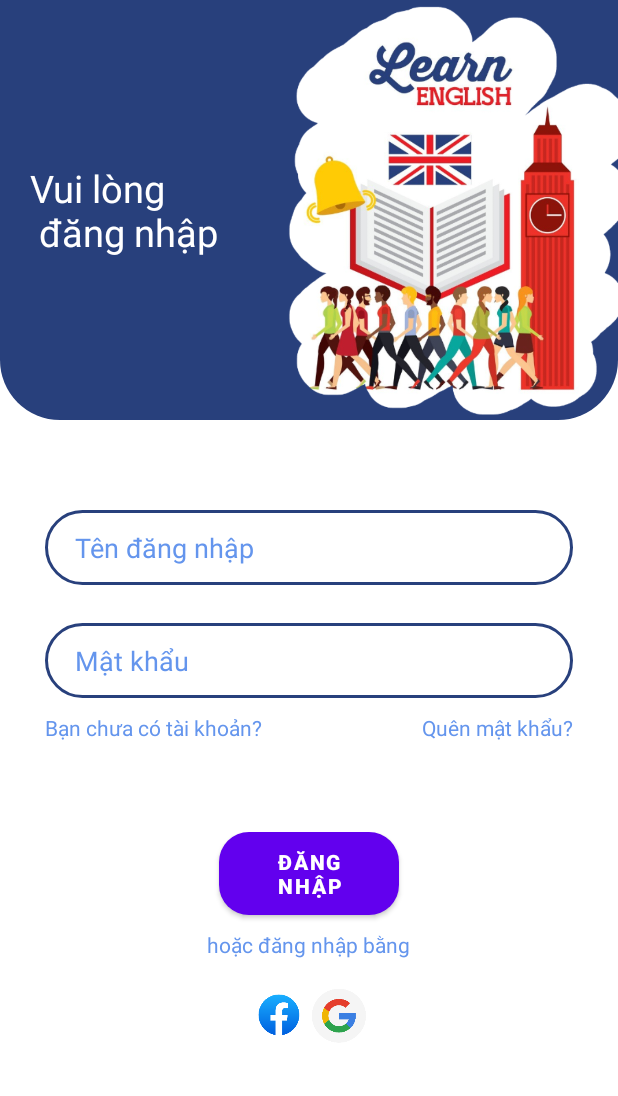
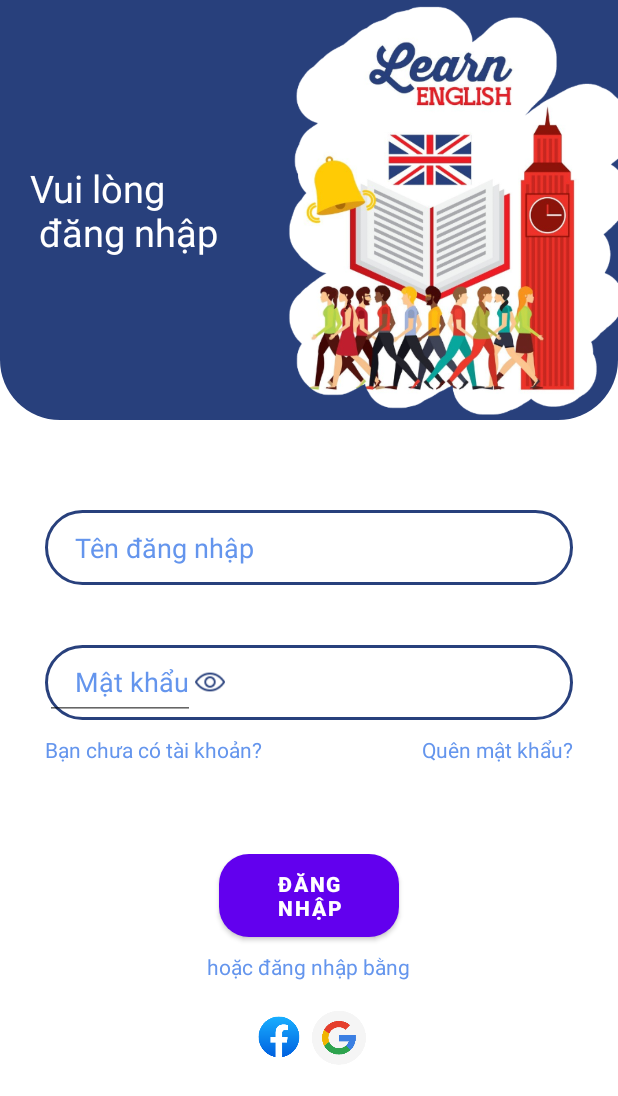
Before and after one commit to nhat51/Project-SEM4, an Android app: the LoginActivity screen opened directly, with no data from a screen before it, on a phone screen of 412 x 824 dp. Shown: the top 1096 px of the screen. Run offline under Robolectric (Android 15) with nearby library versions, the phone set to English and light mode, and no system bars; Roboto replaces fonts that are not available here.

Commit message:
update get word detail

```diff
--- a/DEMO_PROJECT/app/src/main/java/com/example/demo_project/fragment/FragmentListWord.java
+++ b/DEMO_PROJECT/app/src/main/java/com/example/demo_project/fragment/FragmentListWord.java
@@ -34,6 +34,7 @@ public class FragmentListWord extends Fragment {
     private ImageView btn_back_list_word, btn_setting_list_word;
     private View view;
     private Context currentContext;
+    public static FragmentDetailWord fragmentDetailWord;
     @Override
     public View onCreateView(LayoutInflater inflater, ViewGroup container, Bundle savedInstanceState) {
         currentContext = container.getContext();
--- a/DEMO_PROJECT/app/src/main/java/com/example/demo_project/service/WordService.java
+++ b/DEMO_PROJECT/app/src/main/java/com/example/demo_project/service/WordService.java
@@ -4,6 +4,7 @@ import com.example.demo_project.entity.Word;
 import com.example.demo_project.entity.WordResponse;
 
 import java.util.List;
+import java.util.concurrent.Executor;
 
 import retrofit2.Call;
 import retrofit2.http.Body;
@@ -23,5 +24,4 @@ public interface WordService {
 
     @GET("api/v1/words/word-detail?")
     Call<WordResponse> getWordDetail(@Query("word-id") int wordId);
-
 }
--- a/DEMO_PROJECT/app/src/main/res/layout/activity_login.xml
+++ b/DEMO_PROJECT/app/src/main/res/layout/activity_login.xml
@@ -15,7 +15,6 @@
             android:layout_width="match_parent"
             android:layout_height="wrap_content"
             android:orientation="vertical">
-
             <RelativeLayout
                 android:id="@+id/top_register"
                 android:layout_width="match_parent"
@@ -43,13 +42,11 @@
                     android:layout_toEndOf="@+id/text_login"
                     android:src="@drawable/banner_login" />
             </RelativeLayout>
-
             <RelativeLayout
                 android:id="@+id/main_login"
                 android:layout_width="match_parent"
                 android:layout_height="wrap_content"
                 android:padding="30dp">
-
                 <EditText
                     android:id="@+id/et_login_name"
                     android:layout_width="match_parent"
@@ -58,38 +55,48 @@
                     android:background="@drawable/bg_edit_text_login"
                     android:hint="Tên đăng nhập"
                     android:paddingStart="20dp"
-                    android:textColorHint="@color/blue" />
+                    android:textColorHint="@color/blue"/>
 
-                <EditText
-                    android:id="@+id/et_register_pass"
+                <LinearLayout
+                    android:id="@+id/enter_pass_login_form"
                     android:layout_width="match_parent"
                     android:layout_height="50dp"
                     android:layout_below="@id/et_login_name"
-                    android:layout_marginTop="25dp"
-                    android:background="@drawable/bg_edit_text_login"
-                    android:hint="Mật khẩu"
-                    android:inputType="textPassword"
-                    android:paddingStart="20dp"
-                    android:textColorHint="@color/blue" />
+                    android:layout_marginTop="40dp"
+                    android:background="@drawable/bg_edit_text_login">
 
+                    <EditText
+                        android:id="@+id/et_register_pass"
+                        android:layout_width="wrap_content"
+                        android:layout_height="match_parent"
+                        android:hint="Mật khẩu"
+                        android:inputType="textPassword"
+                        android:paddingStart="20dp"
+                        android:textColorHint="@color/blue" />
+
+                    <ImageView
+                        android:layout_width="20dp"
+                        android:layout_height="20dp"
+                        android:layout_gravity="center"
+                        android:src="@drawable/show_password"
+                        app:tint="@color/demo" />
+                </LinearLayout>
                 <TextView
                     android:layout_width="wrap_content"
                     android:layout_height="wrap_content"
-                    android:layout_below="@id/et_register_pass"
+                    android:layout_below="@id/enter_pass_login_form"
                     android:layout_alignParentEnd="true"
                     android:paddingTop="10dp"
                     android:text="Quên mật khẩu?"
                     android:textColor="@color/blue" />
-
                 <TextView
                     android:layout_width="wrap_content"
                     android:layout_height="wrap_content"
-                    android:layout_below="@id/et_register_pass"
+                    android:layout_below="@id/enter_pass_login_form"
                     android:paddingTop="10dp"
                     android:text="Bạn chưa có tài khoản?"
                     android:textColor="@color/blue" />
             </RelativeLayout>
-
             <LinearLayout
                 android:layout_width="match_parent"
                 android:layout_height="wrap_content"
@@ -114,7 +121,6 @@
                     android:text="hoặc đăng nhập bằng"
                     android:textColor="@color/blue" />
             </LinearLayout>
-
             <LinearLayout
                 android:layout_width="match_parent"
                 android:layout_height="wrap_content"
--- a/DEMO_PROJECT/app/src/main/res/layout/fragment_home.xml
+++ b/DEMO_PROJECT/app/src/main/res/layout/fragment_home.xml
@@ -41,7 +41,9 @@
                     android:layout_height="50dp"
                     android:layout_marginTop="30dp"
                     android:layout_gravity="center"
-                    android:background="@drawable/bg_search_bar"/>
+                    android:background="@drawable/bg_search_bar"
+                    android:queryHint="Các từ đã thêm"
+                    android:iconifiedByDefault="false"/>/>
             </LinearLayout>
             <LinearLayout
                 android:layout_width="match_parent"
--- a/DEMO_PROJECT/app/src/main/res/layout/fragment_list_word.xml
+++ b/DEMO_PROJECT/app/src/main/res/layout/fragment_list_word.xml
@@ -57,9 +57,9 @@
             android:layout_gravity="center"
             android:text="Danh sách các từ của bạn!!!"
             android:textColor="@color/demo3"
-            android:textSize="30sp"
+            android:textSize="25sp"
             android:textStyle="bold"
-            android:layout_marginTop="20dp"/>
+            android:layout_marginTop="17dp"/>
         <androidx.recyclerview.widget.RecyclerView
             android:id="@+id/rvWord"
             android:layout_width="match_parent"
--- a/DEMO_PROJECT/app/src/main/res/layout/fragment_search.xml
+++ b/DEMO_PROJECT/app/src/main/res/layout/fragment_search.xml
@@ -54,12 +54,15 @@
             android:gravity="center"
             android:textSize="40sp"
             android:layout_marginTop="200dp"/>
+
         <SearchView
             android:id="@+id/search_page"
             android:layout_width="350dp"
             android:layout_height="60dp"
             android:layout_centerInParent="true"
             android:layout_marginStart="25dp"
-            android:background="@drawable/bg_search_bar"/>
+            android:background="@drawable/bg_search_bar"
+            android:queryHint="Các từ đã thêm"
+            android:iconifiedByDefault="false"/>
     </RelativeLayout>
 </FrameLayout>
```
Also changed, not shown: DEMO_PROJECT/app/src/main/java/com/example/demo_project/adapter/ListWordAdapter.java (+13 -5 lines), DEMO_PROJECT/app/src/main/java/com/example/demo_project/fragment/FragmentDetailWord.java (+52 -1 lines), DEMO_PROJECT/app/src/main/java/com/example/demo_project/fragment/FragmentSearch.java (+8 -2 lines), DEMO_PROJECT/app/src/main/res/layout/fragment_detail_word.xml (+0 -21 lines), DEMO_PROJECT/app/src/main/res/layout/item_list_word.xml (+13 -8 lines).
